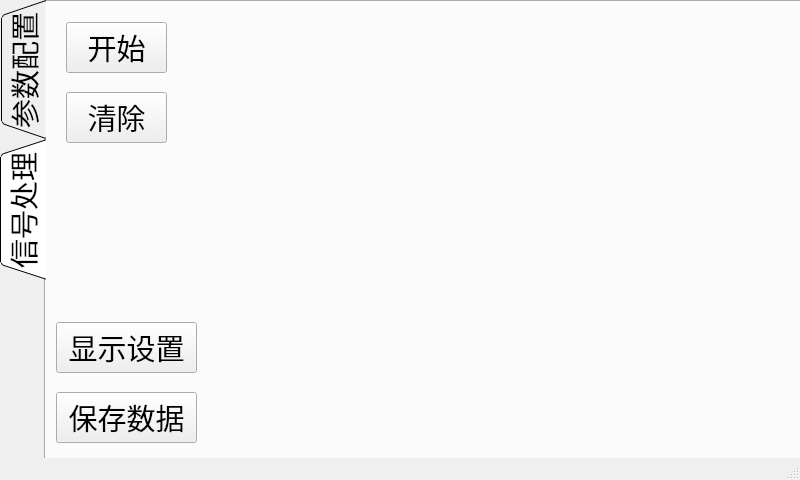
mmjang/p440_pyqt, file main_window.ui: the form before one commit.
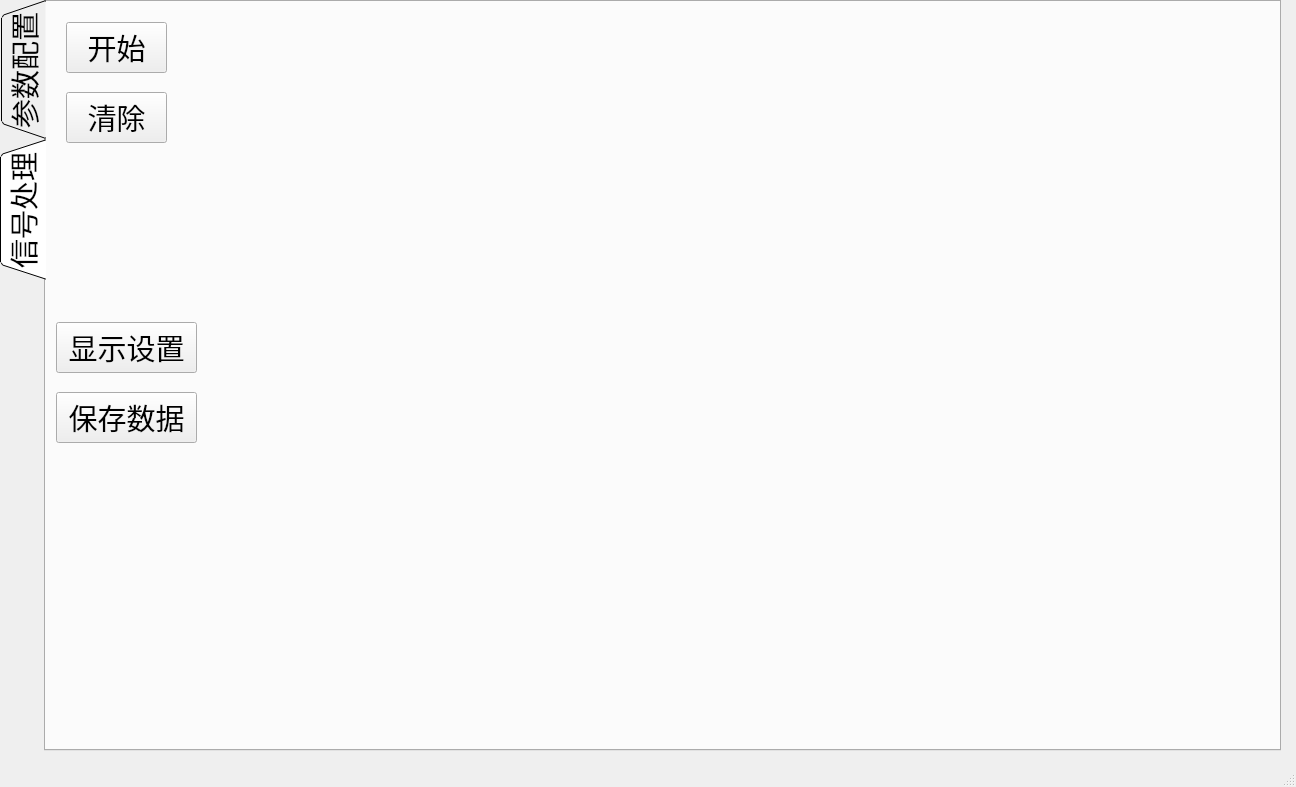
The form after the commit. Icons and pictures are not drawn.

Commit message: remove background; breath detection

```diff
--- a/main_window.ui
+++ b/main_window.ui
@@ -6,8 +6,8 @@
    <rect>
     <x>0</x>
     <y>0</y>
-    <width>800</width>
-    <height>480</height>
+    <width>1296</width>
+    <height>787</height>
    </rect>
   </property>
   <property name="windowTitle">
@@ -19,8 +19,8 @@
      <rect>
       <x>0</x>
       <y>0</y>
-      <width>801</width>
-      <height>471</height>
+      <width>1281</width>
+      <height>751</height>
      </rect>
     </property>
     <property name="font">
@@ -593,8 +593,8 @@
        <rect>
         <x>160</x>
         <y>0</y>
-        <width>591</width>
-        <height>451</height>
+        <width>1071</width>
+        <height>731</height>
        </rect>
       </property>
       <layout class="QVBoxLayout" name="figure_layout"/>
```
The commit also changes 2 other files.
